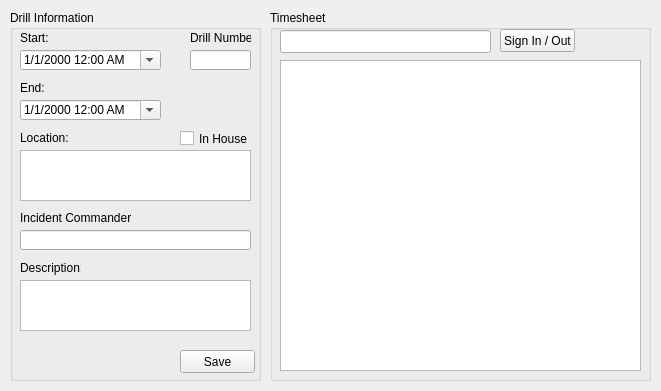
Old version of the form src/forms/wndactivedrill.ui in the repository JDougherty/Fire-Department-Management-System.
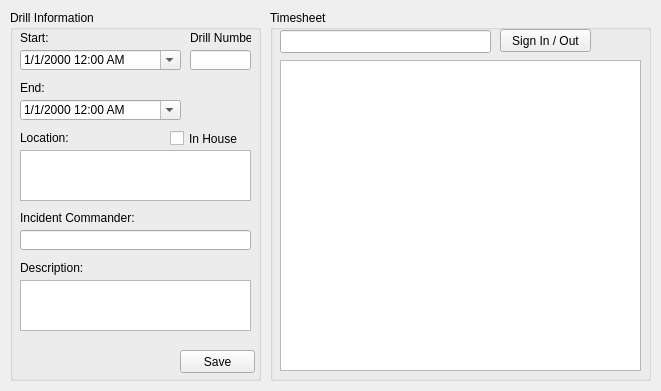
New version of the form.

Commit message: Increased label widths in wndactivecall.ui. Increased label widths in wndactivedrill.ui Increased label widths in wndeditfirefigher.ui Increased label widths in wndnewfirefighter.ui Changed SettingsManager to utilize UserScope to best place the config file

What changed in the file:
```diff
--- a/src/forms/wndactivedrill.ui
+++ b/src/forms/wndactivedrill.ui
@@ -59,7 +59,7 @@
       <rect>
        <x>230</x>
        <y>19</y>
-       <width>75</width>
+       <width>91</width>
        <height>23</height>
       </rect>
      </property>
@@ -130,7 +130,7 @@
       <rect>
        <x>10</x>
        <y>40</y>
-       <width>141</width>
+       <width>161</width>
        <height>20</height>
       </rect>
      </property>
@@ -146,7 +146,7 @@
       <rect>
        <x>10</x>
        <y>90</y>
-       <width>141</width>
+       <width>161</width>
        <height>20</height>
       </rect>
      </property>
@@ -221,7 +221,7 @@
       <rect>
        <x>10</x>
        <y>250</y>
-       <width>61</width>
+       <width>231</width>
        <height>16</height>
       </rect>
      </property>
@@ -242,9 +242,9 @@
     <widget class="QCheckBox" name="chkInHouse">
      <property name="geometry">
       <rect>
-       <x>170</x>
+       <x>160</x>
        <y>120</y>
-       <width>70</width>
+       <width>81</width>
        <height>17</height>
       </rect>
      </property>
@@ -257,7 +257,7 @@
       <rect>
        <x>10</x>
        <y>200</y>
-       <width>111</width>
+       <width>231</width>
        <height>16</height>
       </rect>
      </property>
```
The commit also changes 5 other files.
